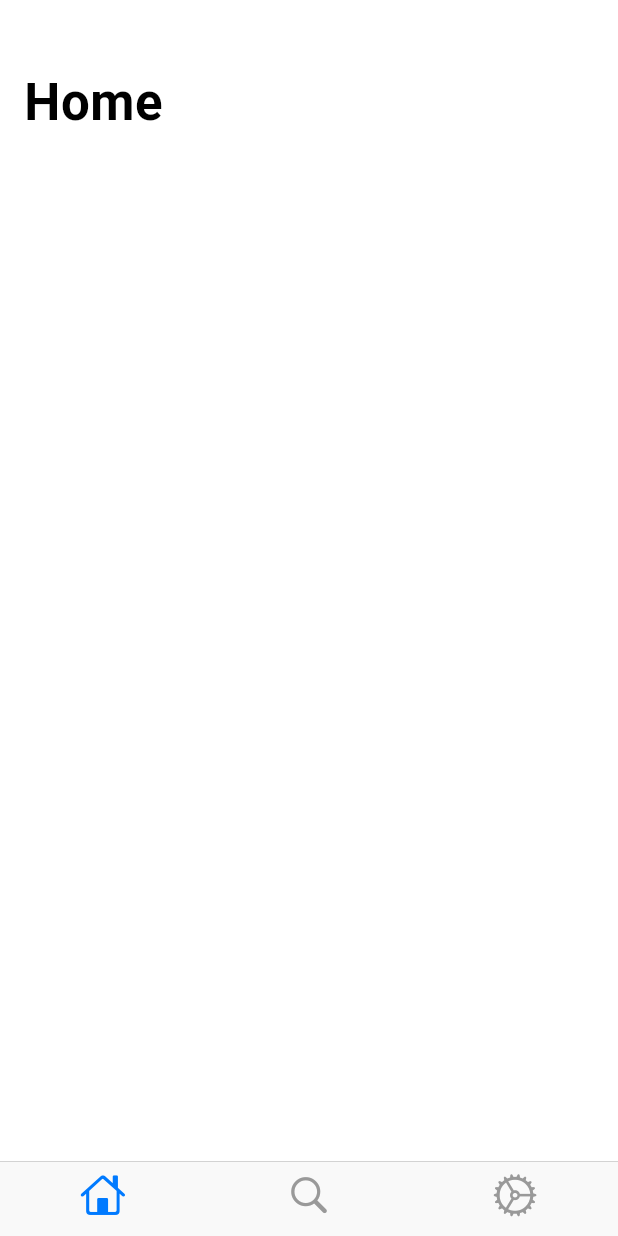
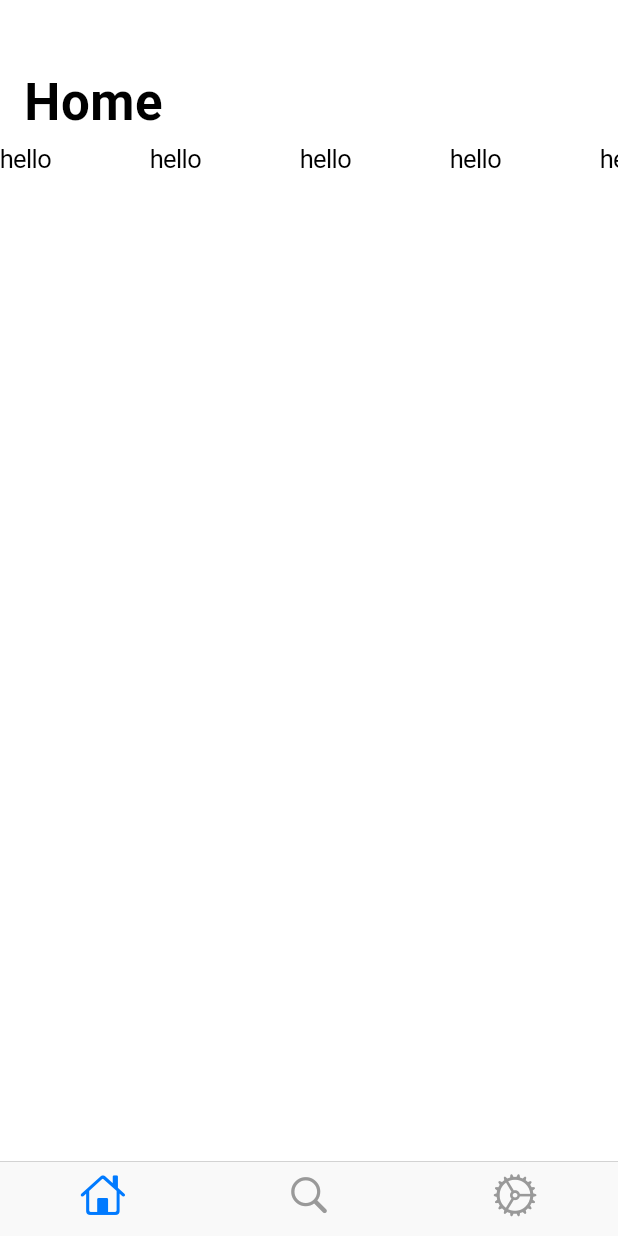
Before and after one commit to ChangJoo-Park/my_equipment, a Flutter app: the screen it shows after launch, on a phone screen of 412 x 824 dp. Run offline on Flutter 3.47's test engine with Material 2 defaults, Android fonts, the phone set to English and light mode, and no system bars; our stand-ins replace flutter_riverpod; missing offline and left inert: cupertino_list_tile.

Commit message:
가로 리스트 추가

```diff
--- a/lib/home/view.dart
+++ b/lib/home/view.dart
@@ -15,6 +15,26 @@ class HomePage extends StatelessWidget {
             automaticallyImplyLeading: true,
             largeTitle: Text('Home'),
           ),
+          SliverList(
+            delegate: SliverChildListDelegate([
+              Container(
+                height: 300,
+                child: ListView(
+                  scrollDirection: Axis.horizontal,
+                  children: [
+                    Container(width: 100, height: 100, child: Text('hello')),
+                    Container(width: 100, height: 100, child: Text('hello')),
+                    Container(width: 100, height: 100, child: Text('hello')),
+                    Container(width: 100, height: 100, child: Text('hello')),
+                    Container(width: 100, height: 100, child: Text('hello')),
+                    Container(width: 100, height: 100, child: Text('hello')),
+                    Container(width: 100, height: 100, child: Text('hello')),
+                    Container(width: 100, height: 100, child: Text('hello')),
+                  ],
+                ),
+              )
+            ]),
+          ),
         ],
       ),
     );
```
